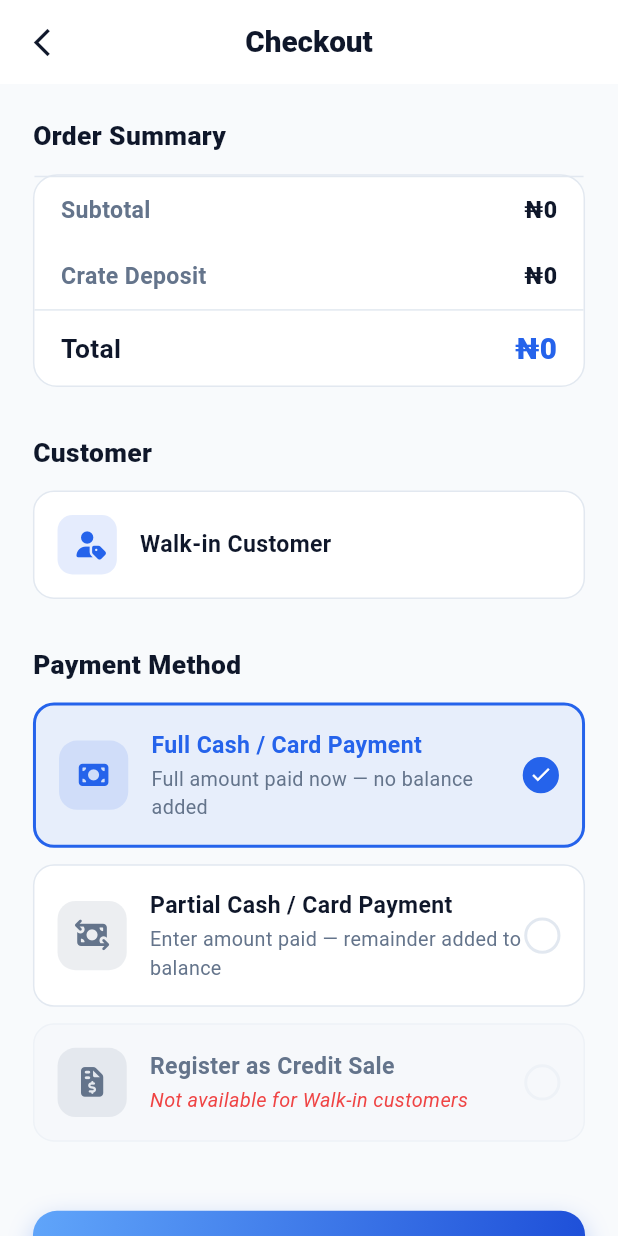
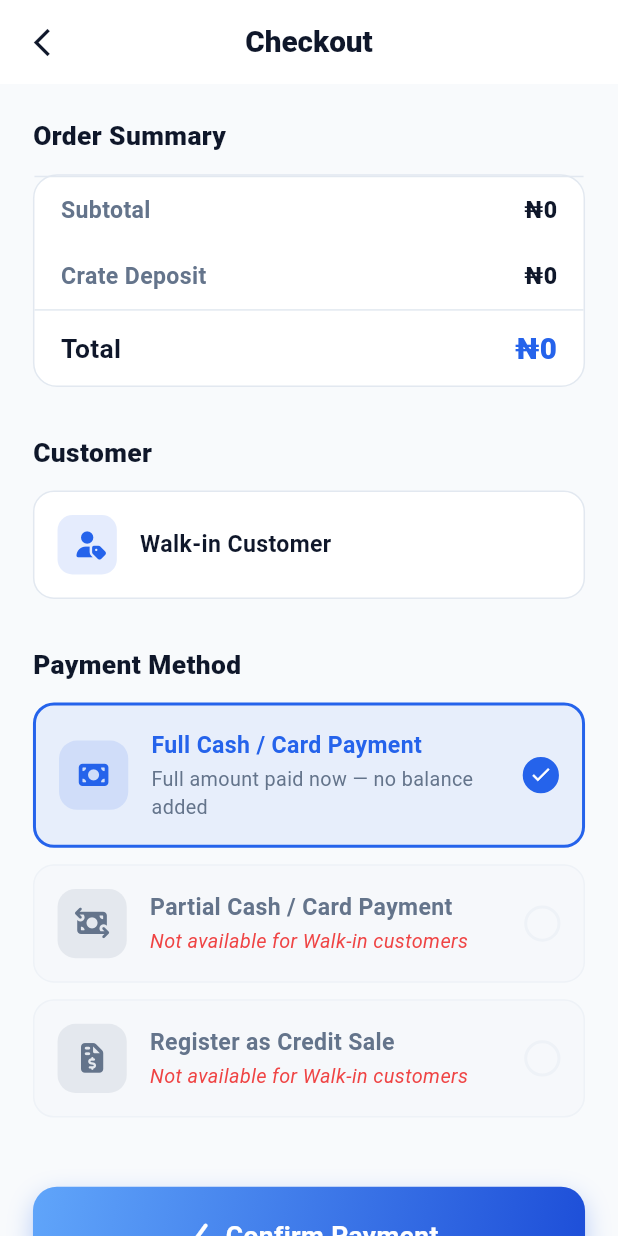
Before and after one commit to okworemmanuelc/drinkPosApp, a Flutter app: the CheckoutPage screen opened directly with empty values, on a phone screen of 412 x 824 dp. Run offline on Flutter 3.47's test engine with Material 3 defaults, Android fonts, the phone set to English and light mode, and no system bars; our stand-ins replace barcode_widget, font_awesome_flutter, permission_handler, screenshot, share_plus; missing offline and left inert: esc_pos_utils_plus, print_bluetooth_thermal; accounts and stored records are empty.

Commit message:
Complete Step E: Walk-in Payment Restriction

```diff
--- a/lib/features/pos/screens/checkout_page.dart
+++ b/lib/features/pos/screens/checkout_page.dart
@@ -256,8 +256,11 @@ class _CheckoutPageState extends State<CheckoutPage> {
           _paymentOption(
             PaymentType.partialCash,
             'Partial Cash / Card Payment',
-            'Enter amount paid — remainder added to balance',
+            _isWalkIn
+                ? 'Not available for Walk-in customers'
+                : 'Enter amount paid — remainder added to balance',
             FontAwesomeIcons.moneyBillTransfer,
+            disabled: _isWalkIn,
           ),
 
           // Partial amount input + live remaining
@@ -401,6 +404,17 @@ class _CheckoutPageState extends State<CheckoutPage> {
 
   // ── Confirm payment logic ──────────────────────────────────────────────────
   void _confirmPayment() {
+    // Walk-in validation
+    if (_isWalkIn && _paymentType != PaymentType.fullCash) {
+      ScaffoldMessenger.of(context).showSnackBar(
+        const SnackBar(
+          content: Text('Walk-in customers must pay in full'),
+          backgroundColor: Colors.red,
+        ),
+      );
+      return;
+    }
+
     // Validation
     if (_paymentType == PaymentType.partialCash && _cashReceivedValue <= 0) {
       ScaffoldMessenger.of(context).showSnackBar(
```
